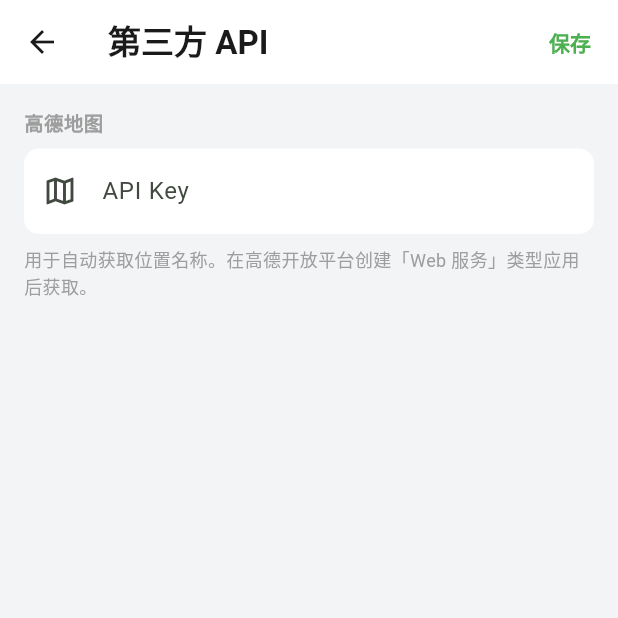
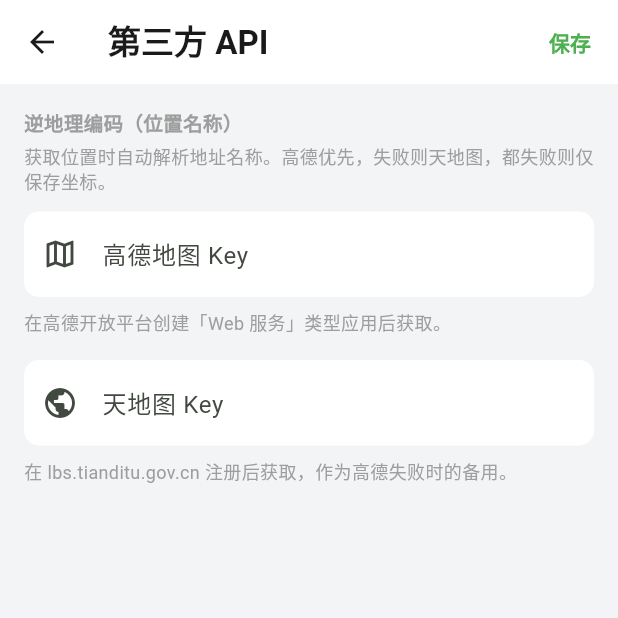
Before and after one commit to CXBss/IsleLog, a Flutter app: the ApiSettingsPage screen opened directly, on a phone screen of 412 x 824 dp, the top half of it. Run offline on Flutter 3.47's test engine with Material 3 defaults, Android fonts, the phone set to English and light mode, and no system bars; our stand-ins replace dio, file_picker, flutter_image_compress, flutter_markdown, geolocator, image_picker and 6 more; missing offline and left inert: lunar; accounts and stored records are empty; generated files the repository leaves out were written again.

Commit message:
fix: 修复地理位置获取bug

```diff
--- a/lib/features/settings/api_settings_page.dart
+++ b/lib/features/settings/api_settings_page.dart
@@ -5,7 +5,8 @@
 
 /// 第三方 API 配置页
 ///
-/// 目前包含高德地图 API Key 配置。
+/// 包含高德地图 Key 和天地图 Key 配置。
+/// 逆地理编码优先高德，失败则天地图，都失败则只保存坐标。
 class ApiSettingsPage extends StatefulWidget {
   const ApiSettingsPage({super.key});
 
@@ -15,6 +16,7 @@
 
 class _ApiSettingsPageState extends State<ApiSettingsPage> {
   final _amapKeyCtrl = TextEditingController();
+  final _tdtKeyCtrl = TextEditingController();
 
   @override
   void initState() {
@@ -25,18 +27,24 @@
   @override
   void dispose() {
     _amapKeyCtrl.dispose();
+    _tdtKeyCtrl.dispose();
     super.dispose();
   }
 
   Future<void> _load() async {
-    final key = await SettingsService.amapKey;
-    if (mounted && key != null) {
-      setState(() => _amapKeyCtrl.text = key);
+    final amap = await SettingsService.amapKey;
+    final tdt = await SettingsService.tiandituKey;
+    if (mounted) {
+      setState(() {
+        if (amap != null) _amapKeyCtrl.text = amap;
+        if (tdt != null) _tdtKeyCtrl.text = tdt;
+      });
     }
   }
 
   Future<void> _save() async {
     await SettingsService.setAmapKey(_amapKeyCtrl.text);
+    await SettingsService.setTiandituKey(_tdtKeyCtrl.text);
     if (mounted) {
       ScaffoldMessenger.of(context).showSnackBar(
         const SnackBar(content: Text(AppStrings.settingsSaved)),
@@ -63,31 +71,72 @@
       body: ListView(
         padding: const EdgeInsets.all(16),
         children: [
-          _SectionHeader(label: '高德地图'),
-          const SizedBox(height: 8),
-          Container(
-            decoration: BoxDecoration(
-              color: AppColors.surfaceWhite,
-              borderRadius: BorderRadius.circular(AppDimens.cardRadius),
-            ),
-            child: TextField(
-              controller: _amapKeyCtrl,
-              autocorrect: false,
-              enableSuggestions: false,
-              decoration: const InputDecoration(
-                labelText: 'API Key',
-                hintText: '高德开放平台 Web 服务 Key',
-                prefixIcon: Icon(Icons.map_outlined),
-                border: InputBorder.none,
-              ),
-            ),
+          _SectionHeader(label: '逆地理编码（位置名称）'),
+          const SizedBox(height: 4),
+          Text(
+            '获取位置时自动解析地址名称。高德优先，失败则天地图，都失败则仅保存坐标。',
+            style: TextStyle(fontSize: 12, color: Colors.grey[500]),
+          ),
+          const SizedBox(height: 12),
+          _KeyField(
+            controller: _amapKeyCtrl,
+            label: '高德地图 Key',
+            hint: '高德开放平台 Web 服务 Key',
+            icon: Icons.map_outlined,
           ),
           const SizedBox(height: 8),
           Text(
-            '用于自动获取位置名称。在高德开放平台创建「Web 服务」类型应用后获取。',
+            '在高德开放平台创建「Web 服务」类型应用后获取。',
+            style: TextStyle(fontSize: 12, color: Colors.grey[500]),
+          ),
+          const SizedBox(height: 16),
+          _KeyField(
+            controller: _tdtKeyCtrl,
+            label: '天地图 Key',
+            hint: '天地图开放平台 Key（备用）',
+            icon: Icons.public_outlined,
+          ),
+          const SizedBox(height: 8),
+          Text(
+            '在 lbs.tianditu.gov.cn 注册后获取，作为高德失败时的备用。',
             style: TextStyle(fontSize: 12, color: Colors.grey[500]),
           ),
         ],
+      ),
+    );
+  }
+}
+
+class _KeyField extends StatelessWidget {
+  final TextEditingController controller;
+  final String label;
+  final String hint;
+  final IconData icon;
+
+  const _KeyField({
+    required this.controller,
+    required this.label,
+    required this.hint,
+    required this.icon,
+  });
+
+  @override
+  Widget build(BuildContext context) {
+    return Container(
+      decoration: BoxDecoration(
+        color: AppColors.surfaceWhite,
+        borderRadius: BorderRadius.circular(AppDimens.cardRadius),
+      ),
+      child: TextField(
+        controller: controller,
+        autocorrect: false,
+        enableSuggestions: false,
+        decoration: InputDecoration(
+          labelText: label,
+          hintText: hint,
+          prefixIcon: Icon(icon),
+          border: InputBorder.none,
+        ),
       ),
     );
   }
--- a/lib/services/settings/settings_service.dart
+++ b/lib/services/settings/settings_service.dart
@@ -86,6 +86,19 @@
     await (await _prefs).setString(_keyAmapKey, key.trim());
   }
 
+  // ── Tianditu Key ──────────────────────────────────────────────
+
+  static const _keyTiandituKey = 'tianditu_key';
+
+  /// 获取天地图 API Key（未设置时返回 null）
+  static Future<String?> get tiandituKey async =>
+      (await _prefs).getString(_keyTiandituKey);
+
+  /// 保存天地图 API Key
+  static Future<void> setTiandituKey(String key) async {
+    await (await _prefs).setString(_keyTiandituKey, key.trim());
+  }
+
   // ── Draft ─────────────────────────────────────────────────────
 
   static const _keyDraftContent = 'draft_content';
```
Also changed, not shown: lib/features/memo_editor/memo_editor_page.dart (+37 -31 lines), lib/features/settings/settings_page.dart (+79 -1 lines), lib/services/api/memos_api_service.dart (+44 -4 lines), lib/services/debug/file_logger.dart (added, +66 -0 lines), lib/services/location/location_service.dart (+87 -39 lines), lib/services/sync/sync_service.dart (+27 -1 lines), 1 other file.
